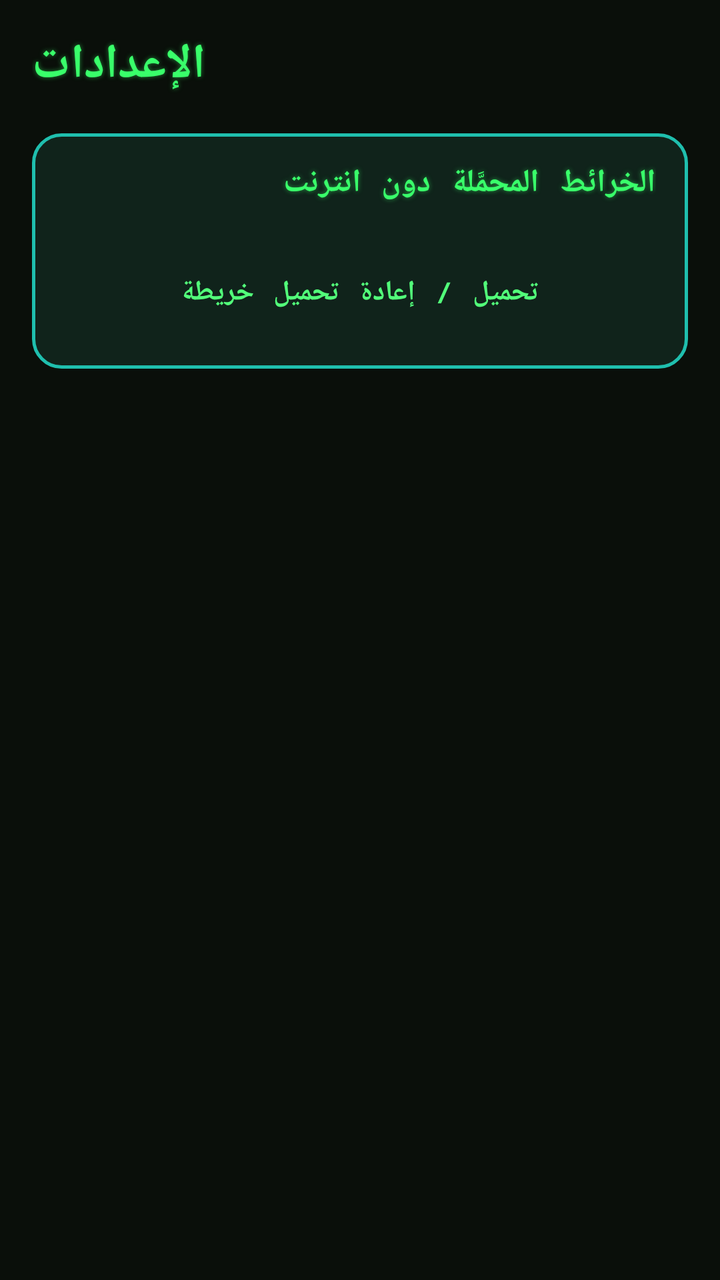
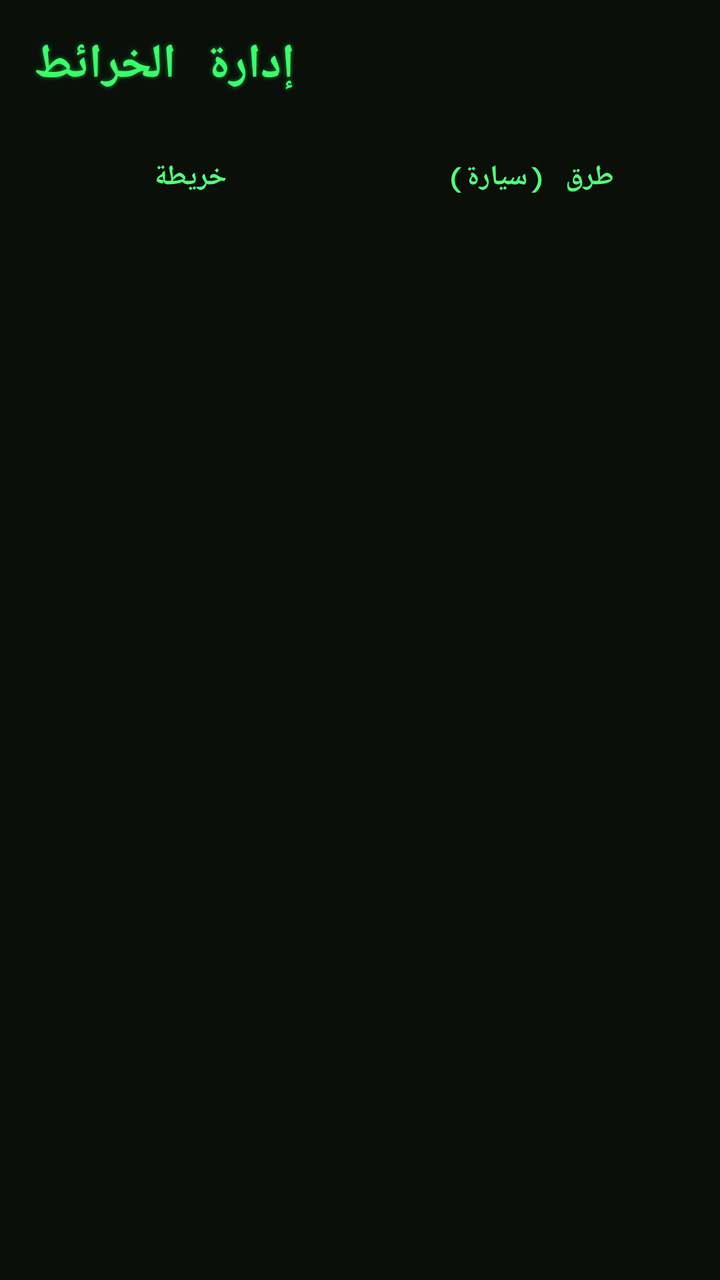

The first picture is an Android layout as it rendered before a commit; the second is the same layout after the commit. The layout source and the unified diff follow.
<!-- AndroidManifest.xml: application theme Theme.DalilAlBar -->
<!-- res/layout/activity_settings.xml -->
<?xml version="1.0" encoding="utf-8"?>
<ScrollView xmlns:android="http://schemas.android.com/apk/res/android"
    android:layout_width="match_parent"
    android:layout_height="match_parent"
    android:background="@color/neon_bg">

    <LinearLayout
        android:layout_width="match_parent"
        android:layout_height="wrap_content"
        android:orientation="vertical"
        android:padding="16dp">

        <TextView
            android:layout_width="wrap_content"
            android:layout_height="wrap_content"
            android:text="@string/settings_title"
            android:textAppearance="@style/TextAppearance.DalilAlBar.NeonDigital"
            android:textSize="24sp"
            android:paddingBottom="18dp" />

        <LinearLayout
            android:layout_width="match_parent"
            android:layout_height="wrap_content"
            android:orientation="vertical"
            android:background="@drawable/bg_neon_card">

            <TextView
                android:layout_width="match_parent"
                android:layout_height="wrap_content"
                android:text="@string/downloaded_maps_title"
                android:textAppearance="@style/TextAppearance.DalilAlBar.NeonDigital"
                android:textSize="16sp"
                android:paddingBottom="8dp" />

            <LinearLayout
                android:id="@+id/downloadedMapsContainer"
                android:layout_width="match_parent"
                android:layout_height="wrap_content"
                android:orientation="vertical" />

            <Button
                android:id="@+id/btnDownloadNewMap"
                style="@style/Widget.DalilAlBar.NeonDialogButton"
                android:layout_width="match_parent"
                android:layout_height="wrap_content"
                android:layout_marginTop="12dp"
                android:text="@string/download_new_map"
                android:background="@drawable/bg_neon_tab_active" />

        </LinearLayout>

    </LinearLayout>
</ScrollView>
<!-- resources referenced by this layout -->
<resources>
  <color name="neon_bg">#0A0F0A</color>
  <!-- drawable bg_neon_card (drawable) -->
  <?xml version="1.0" encoding="utf-8"?>
  <shape xmlns:android="http://schemas.android.com/apk/res/android">
      <solid android:color="@color/neon_card_bg" />
      <stroke android:width="1.5dp" android:color="@color/neon_border_teal" />
      <corners android:radius="14dp" />
      <padding android:left="16dp" android:top="14dp" android:right="16dp" android:bottom="14dp" />
  </shape>
  <!-- drawable bg_neon_tab_active (drawable) -->
  <?xml version="1.0" encoding="utf-8"?>
  <shape xmlns:android="http://schemas.android.com/apk/res/android">
      <solid android:color="@android:color/transparent" />
      <stroke android:width="2dp" android:color="@color/neon_green" />
      <corners android:radius="10dp" />
      <padding android:left="10dp" android:top="8dp" android:right="10dp" android:bottom="8dp" />
  </shape>
  <string name="download_new_map">تحميل / إعادة تحميل خريطة</string>
  <string name="downloaded_maps_title">الخرائط المحمَّلة دون انترنت</string>
  <string name="settings_title">الإعدادات</string>
  <style name="TextAppearance.DalilAlBar.NeonDigital" parent="@android:style/TextAppearance">
          <item name="android:fontFamily">monospace</item>
          <item name="android:textStyle">bold</item>
          <item name="android:textColor">@color/neon_green</item>
          <item name="android:letterSpacing">0.03</item>
          <item name="android:shadowColor">#8039FF6A</item>
          <item name="android:shadowRadius">6</item>
          <item name="android:shadowDx">0</item>
          <item name="android:shadowDy">0</item>
      </style>
  <style name="Widget.DalilAlBar.NeonDialogButton" parent="Widget.MaterialComponents.Button.TextButton">
          <item name="android:textColor">@color/neon_green_bright</item>
          <item name="fontFamily">monospace</item>
          <item name="android:textStyle">bold</item>
      </style>
  <style name="Theme.DalilAlBar" parent="Theme.MaterialComponents.DayNight.NoActionBar">
          <item name="colorPrimary">@color/desert_brown</item>
          <item name="colorPrimaryVariant">@color/desert_brown</item>
          <item name="colorOnPrimary">@color/white</item>
          <item name="colorSecondary">@color/sand_bg</item>
          <item name="android:statusBarColor" tools:targetApi="21">@color/desert_brown</item>
      </style>
  <color name="neon_card_bg">#10231B</color>
  <color name="neon_border_teal">#1FBFAE</color>
  <color name="neon_green">#39FF6A</color>
  <color name="neon_green_bright">#52FF7A</color>
  <color name="desert_brown">#5C3A21</color>
  <color name="white">#FFFFFF</color>
  <color name="sand_bg">#C9A66B</color>
</resources>

<!-- the commit's change to res/layout/activity_settings.xml (unified diff, before → after) -->
@@ -1,53 +1,58 @@
 <?xml version="1.0" encoding="utf-8"?>
-<ScrollView xmlns:android="http://schemas.android.com/apk/res/android"
+<LinearLayout xmlns:android="http://schemas.android.com/apk/res/android"
     android:layout_width="match_parent"
     android:layout_height="match_parent"
+    android:orientation="vertical"
     android:background="@color/neon_bg">
 
+    <TextView
+        android:layout_width="wrap_content"
+        android:layout_height="wrap_content"
+        android:text="@string/manage_maps_title"
+        android:textAppearance="@style/TextAppearance.DalilAlBar.NeonDigital"
+        android:textSize="24sp"
+        android:padding="16dp" />
+
+    
     <LinearLayout
         android:layout_width="match_parent"
         android:layout_height="wrap_content"
-        android:orientation="vertical"
-        android:padding="16dp">
+        android:orientation="horizontal"
+        android:paddingStart="16dp"
+        android:paddingEnd="16dp"
+        android:paddingBottom="12dp">
 
-        <TextView
-            android:layout_width="wrap_content"
+        <Button
+            android:id="@+id/tabMapTiles"
+            style="@style/Widget.DalilAlBar.NeonDialogButton"
+            android:layout_width="0dp"
             android:layout_height="wrap_content"
-            android:text="@string/settings_title"
-            android:textAppearance="@style/TextAppearance.DalilAlBar.NeonDigital"
-            android:textSize="24sp"
-            android:paddingBottom="18dp" />
+            android:layout_weight="1"
+            android:layout_marginEnd="6dp"
+            android:text="@string/tab_map_tiles" />
+
+        <Button
+            android:id="@+id/tabRoadNetwork"
+            style="@style/Widget.DalilAlBar.NeonDialogButton"
+            android:layout_width="0dp"
+            android:layout_height="wrap_content"
+            android:layout_weight="1"
+            android:layout_marginStart="6dp"
+            android:text="@string/tab_road_network" />
+    </LinearLayout>
+
+    <ScrollView
+        android:layout_width="match_parent"
+        android:layout_height="match_parent">
 
         <LinearLayout
+            android:id="@+id/regionCardsContainer"
             android:layout_width="match_parent"
             android:layout_height="wrap_content"
             android:orientation="vertical"
-            android:background="@drawable/bg_neon_card">
+            android:paddingStart="16dp"
+            android:paddingEnd="16dp"
+            android:paddingBottom="24dp" />
 
-            <TextView
-                android:layout_width="match_parent"
-                android:layout_height="wrap_content"
-                android:text="@string/downloaded_maps_title"
-                android:textAppearance="@style/TextAppearance.DalilAlBar.NeonDigital"
-                android:textSize="16sp"
-                android:paddingBottom="8dp" />
-
-            <LinearLayout
-                android:id="@+id/downloadedMapsContainer"
-                android:layout_width="match_parent"
-                android:layout_height="wrap_content"
-                android:orientation="vertical" />
-
-            <Button
-                android:id="@+id/btnDownloadNewMap"
-                style="@style/Widget.DalilAlBar.NeonDialogButton"
-                android:layout_width="match_parent"
-                android:layout_height="wrap_content"
-                android:layout_marginTop="12dp"
-                android:text="@string/download_new_map"
-                android:background="@drawable/bg_neon_tab_active" />
-
-        </LinearLayout>
-
-    </LinearLayout>
-</ScrollView>
+    </ScrollView>
+</LinearLayout>
<!-- resource entries referenced after the edit -->
@@ -1,25 +1,9 @@
 <!-- resources referenced by this layout -->
 <resources>
   <color name="neon_bg">#0A0F0A</color>
-  <!-- drawable bg_neon_card (drawable) -->
-  <?xml version="1.0" encoding="utf-8"?>
-  <shape xmlns:android="http://schemas.android.com/apk/res/android">
-      <solid android:color="@color/neon_card_bg" />
-      <stroke android:width="1.5dp" android:color="@color/neon_border_teal" />
-      <corners android:radius="14dp" />
-      <padding android:left="16dp" android:top="14dp" android:right="16dp" android:bottom="14dp" />
-  </shape>
-  <!-- drawable bg_neon_tab_active (drawable) -->
-  <?xml version="1.0" encoding="utf-8"?>
-  <shape xmlns:android="http://schemas.android.com/apk/res/android">
-      <solid android:color="@android:color/transparent" />
-      <stroke android:width="2dp" android:color="@color/neon_green" />
-      <corners android:radius="10dp" />
-      <padding android:left="10dp" android:top="8dp" android:right="10dp" android:bottom="8dp" />
-  </shape>
-  <string name="download_new_map">تحميل / إعادة تحميل خريطة</string>
-  <string name="downloaded_maps_title">الخرائط المحمَّلة دون انترنت</string>
-  <string name="settings_title">الإعدادات</string>
+  <string name="manage_maps_title">إدارة الخرائط</string>
+  <string name="tab_map_tiles">خريطة</string>
+  <string name="tab_road_network">طرق (سيارة)</string>
   <style name="TextAppearance.DalilAlBar.NeonDigital" parent="@android:style/TextAppearance">
           <item name="android:fontFamily">monospace</item>
           <item name="android:textStyle">bold</item>
@@ -42,8 +26,6 @@
           <item name="colorSecondary">@color/sand_bg</item>
           <item name="android:statusBarColor" tools:targetApi="21">@color/desert_brown</item>
       </style>
-  <color name="neon_card_bg">#10231B</color>
-  <color name="neon_border_teal">#1FBFAE</color>
   <color name="neon_green">#39FF6A</color>
   <color name="neon_green_bright">#52FF7A</color>
   <color name="desert_brown">#5C3A21</color>
